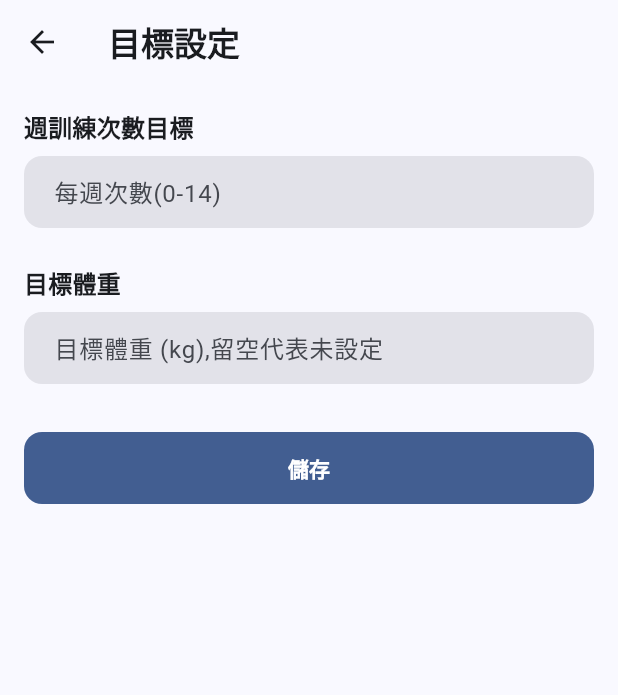
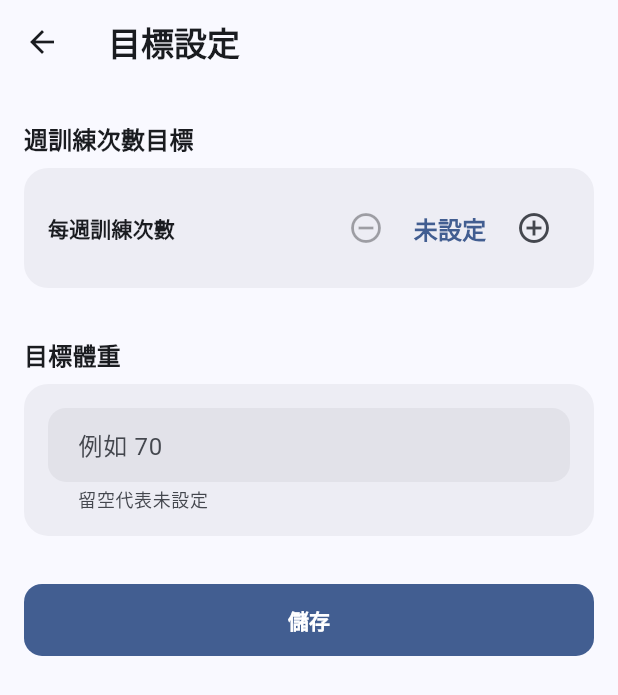
Before and after one commit to mike504110403/workout-record, a Flutter app: the GoalSettingsPage screen opened directly, on a phone screen of 412 x 824 dp. Shown: the top 695 px of the screen. Run offline on Flutter 3.47's test engine with Material 3 defaults, Android fonts, the light colour scheme and no system bars; our stand-ins replace drift, drift_flutter, fl_chart, flutter_riverpod, go_router, package_info_plus and 3 more; missing offline and left inert: sqlite3; accounts and stored records are empty; generated files the repository leaves out were written again.

Commit message:
fix(ui): 圖表 Y 軸格式共用(不換行)、體重圖同日合併防過衝、目標週次數 stepper、個人資料/偏好/目標套 AppCard 分組、三項空狀態文案;開始頁「我的模板」命名一致

```diff
--- a/app/lib/features/goals/goal_settings_page.dart
+++ b/app/lib/features/goals/goal_settings_page.dart
@@ -17,6 +17,8 @@ import 'package:flutter_riverpod/flutter_riverpod.dart';
 
 import '../../core/format/weight_format.dart';
 import '../../core/theme/app_tokens.dart';
+import '../../core/widgets/app_card.dart';
+import '../../core/widgets/section_header.dart';
 import '../settings/preferences/weight_unit.dart';
 import 'goal_settings_controller.dart';
 
@@ -42,7 +44,9 @@ class GoalSettingsPage extends ConsumerStatefulWidget {
 }
 
 class _GoalSettingsPageState extends ConsumerState<GoalSettingsPage> {
-  final _weeklyGoalController = TextEditingController();
+  /// 週訓練次數目標(0-14;0=未設定)。用 −/+ stepper 調整,不會有非法值,
+  /// 所以不需要驗證/錯誤訊息(與 onboarding 第 2 步一致)。
+  int _weeklyGoal = _kUnsetWeeklyGoal;
   final _targetWeightController = TextEditingController();
 
   /// 首次拿到 `GoalSettingsState`(不論有沒有既有目標)就把兩個欄位帶入表單
@@ -59,7 +63,6 @@ class _GoalSettingsPageState extends ConsumerState<GoalSettingsPage> {
 
   @override
   void dispose() {
-    _weeklyGoalController.dispose();
     _targetWeightController.dispose();
     super.dispose();
   }
@@ -67,26 +70,13 @@ class _GoalSettingsPageState extends ConsumerState<GoalSettingsPage> {
   void _prefillIfNeeded(GoalSettingsState state, WeightUnit unit) {
     if (_prefilled) return;
     _prefilled = true;
-    _weeklyGoalController.text = state.weeklyWorkoutGoal > _kUnsetWeeklyGoal
-        ? state.weeklyWorkoutGoal.toString()
-        : '';
+    _weeklyGoal = state.weeklyWorkoutGoal.clamp(_kMinWeeklyGoal, _kMaxWeeklyGoal);
     // 儲存值恆 kg:帶入輸入框前依當前單位換算(lb 模式編輯既有目標時看到的是
     // lb 值)。kg 模式維持 `double.toString()` 原樣(no-op 回歸基準)。
     final stored = state.targetWeight;
     _targetWeightController.text = stored == null
         ? ''
         : (unit == WeightUnit.kg ? stored.toString() : formatWeightValue(stored, unit));
-  }
-
-  /// 解析週訓練次數目標。空字串代表「未設定」=[_kUnsetWeeklyGoal](對齊
-  /// 規格「0=未設定」的語意,不是輸入錯誤);超出值域或非整數回傳 null
-  /// 代表輸入不合法。
-  int? get _parsedWeeklyGoal {
-    final text = _weeklyGoalController.text.trim();
-    if (text.isEmpty) return _kUnsetWeeklyGoal;
-    final value = int.tryParse(text);
-    if (value == null || value < _kMinWeeklyGoal || value > _kMaxWeeklyGoal) return null;
-    return value;
   }
 
   /// 解析目標體重。空字串代表「未設定」=null(規格明定:留空存 null,不要
@@ -113,13 +103,13 @@ class _GoalSettingsPageState extends ConsumerState<GoalSettingsPage> {
   }
 
   bool _canSave(WeightUnit unit) =>
-      !_isSaving && _parsedWeeklyGoal != null && _parsedTargetWeight(unit).isValid;
+      !_isSaving && _parsedTargetWeight(unit).isValid;
 
   Future<void> _save() async {
     final unit = ref.read(weightUnitProvider);
-    final weeklyGoal = _parsedWeeklyGoal;
+    final weeklyGoal = _weeklyGoal;
     final targetWeight = _parsedTargetWeight(unit);
-    if (weeklyGoal == null || !targetWeight.isValid || _isSaving) return;
+    if (!targetWeight.isValid || _isSaving) return;
 
     setState(() => _isSaving = true);
     try {
@@ -173,7 +163,6 @@ class _GoalSettingsPageState extends ConsumerState<GoalSettingsPage> {
   }
 
   Widget _buildForm(BuildContext context, WeightUnit unit) {
-    final weeklyGoalInvalid = _parsedWeeklyGoal == null;
     final targetWeightInvalid = !_parsedTargetWeight(unit).isValid;
     // 值域提示的界限值:kg 模式為 20/300(與改造前逐字相同);lb 模式為換算後
     // 並取整的界限(輸入下界以 ceil、上界以 floor 取整,提示顯示的整數界限必
@@ -186,32 +175,30 @@ class _GoalSettingsPageState extends ConsumerState<GoalSettingsPage> {
       child: Column(
         crossAxisAlignment: CrossAxisAlignment.start,
         children: [
-          Text('週訓練次數目標', style: Theme.of(context).textTheme.titleMedium),
-          const SizedBox(height: AppSpacing.sm),
-          TextField(
-            key: const Key('weeklyWorkoutGoalField'),
-            controller: _weeklyGoalController,
+          const SectionHeader(title: '週訓練次數目標'),
+          AppCard(
+            child: _WeeklyGoalStepper(
+              value: _weeklyGoal,
               enabled: !_isSaving,
-            keyboardType: TextInputType.number,
-            decoration: InputDecoration(
-              labelText: '每週次數(0-14)',
-              errorText: weeklyGoalInvalid ? '請輸入 0-14 的整數' : null,
+              onChanged: (v) => setState(() => _weeklyGoal = v),
             ),
-            onChanged: (_) => setState(() {}),
           ),
           const SizedBox(height: AppSpacing.xl),
-          Text('目標體重', style: Theme.of(context).textTheme.titleMedium),
-          const SizedBox(height: AppSpacing.sm),
-          TextField(
+          const SectionHeader(title: '目標體重'),
+          AppCard(
+            child: TextField(
               key: const Key('targetWeightField'),
               controller: _targetWeightController,
               enabled: !_isSaving,
               keyboardType: const TextInputType.numberWithOptions(decimal: true),
               decoration: InputDecoration(
-              labelText: '目標體重 (${unitSuffix(unit)}),留空代表未設定',
+                hintText: '例如 ${unit == WeightUnit.kg ? '70' : '154'}',
+                suffixText: unitSuffix(unit),
+                helperText: '留空代表未設定',
                 errorText: targetWeightInvalid ? '請輸入 $minShown-$maxShown 的體重,或留空' : null,
               ),
               onChanged: (_) => setState(() {}),
+            ),
           ),
           const SizedBox(height: AppSpacing.xxl),
           SizedBox(
@@ -253,3 +240,47 @@ class _TargetWeightParse {
   final bool isValid;
   final double? value;
 }
+
+/// 週訓練次數 −/+ stepper(寫法對齊 onboarding 第 2 步)。值域 0-14,0 顯示
+/// 「未設定」。到界限時對應按鈕 disable,因此不會產生非法值。
+class _WeeklyGoalStepper extends StatelessWidget {
+  const _WeeklyGoalStepper({required this.value, required this.enabled, required this.onChanged});
+
+  final int value;
+  final bool enabled;
+  final ValueChanged<int> onChanged;
+
+  @override
+  Widget build(BuildContext context) {
+    final theme = Theme.of(context);
+    return Row(
+      children: [
+        Expanded(child: Text('每週訓練次數', style: theme.textTheme.titleSmall)),
+        IconButton(
+          key: const Key('weeklyWorkoutGoalDecrement'),
+          onPressed: enabled && value > _kMinWeeklyGoal ? () => onChanged(value - 1) : null,
+          icon: const Icon(Icons.remove_circle_outline),
+        ),
+        SizedBox(
+          width: 64,
+          child: Text(
+            value == _kUnsetWeeklyGoal ? '未設定' : '$value 次',
+            key: const Key('weeklyWorkoutGoalField'),
+            textAlign: TextAlign.center,
+            maxLines: 1,
+            softWrap: false,
+            style: theme.textTheme.titleMedium?.copyWith(
+              color: theme.colorScheme.primary,
+              fontWeight: FontWeight.w600,
+            ),
+          ),
+        ),
+        IconButton(
+          key: const Key('weeklyWorkoutGoalIncrement'),
+          onPressed: enabled && value < _kMaxWeeklyGoal ? () => onChanged(value + 1) : null,
+          icon: const Icon(Icons.add_circle_outline),
+        ),
+      ],
+    );
+  }
+}
--- a/app/lib/features/stats/powerlifting/widgets/total_lift_card.dart
+++ b/app/lib/features/stats/powerlifting/widgets/total_lift_card.dart
@@ -35,7 +35,7 @@ class TotalLiftCard extends ConsumerWidget {
           key: Key('totalLiftEmptyState'),
           icon: Icons.fitness_center,
           title: '還沒有三項紀錄',
-          message: '記錄深蹲、臥推、硬舉後,這裡會顯示三項總和',
+          message: '記錄三項後,這裡會顯示總和',
         ),
       );
     }
--- a/app/lib/features/workout/start_workout_view.dart
+++ b/app/lib/features/workout/start_workout_view.dart
@@ -86,7 +86,7 @@ class _StartWorkoutViewState extends ConsumerState<StartWorkoutView> {
             key: const Key('manageTemplatesButton'),
             onPressed: _openTemplateManagement,
             icon: const Icon(Icons.list_alt),
-            label: const Text('模板管理'),
+            label: const Text('我的模板'),
           ),
         ),
         templatesAsync.when(
@@ -95,7 +95,7 @@ class _StartWorkoutViewState extends ConsumerState<StartWorkoutView> {
               return Padding(
                 padding: const EdgeInsets.symmetric(vertical: AppSpacing.lg),
                 child: Text(
-                  '還沒有模板,可以到「模板管理」建立。',
+                  '還沒有模板,可以到「我的模板」建立。',
                   key: const Key('startTemplatesEmptyText'),
                   style: theme.textTheme.bodyMedium?.copyWith(
                     color: theme.colorScheme.onSurfaceVariant,
```
Also changed, not shown: app/lib/features/settings/preferences/preferences_page.dart (+43 -27 lines), app/lib/features/settings/profile/profile_page.dart (+18 -17 lines), app/lib/features/stats/body_weight/body_weight_stats.dart (+21 -0 lines), app/lib/features/stats/body_weight/widgets/body_weight_chart.dart (+12 -2 lines), app/lib/features/stats/chart_axis_format.dart (added, +49 -0 lines), app/lib/features/stats/powerlifting/widgets/one_rm_trend_chart.dart (+9 -1 lines), app/lib/features/stats/pr/widgets/pr_progress_chart.dart (+9 -1 lines), app/lib/features/stats/workout_stats/volume_chart_section.dart (+4 -5 lines), 5 other files. Lines whose indentation alone changed are shown as unchanged.
